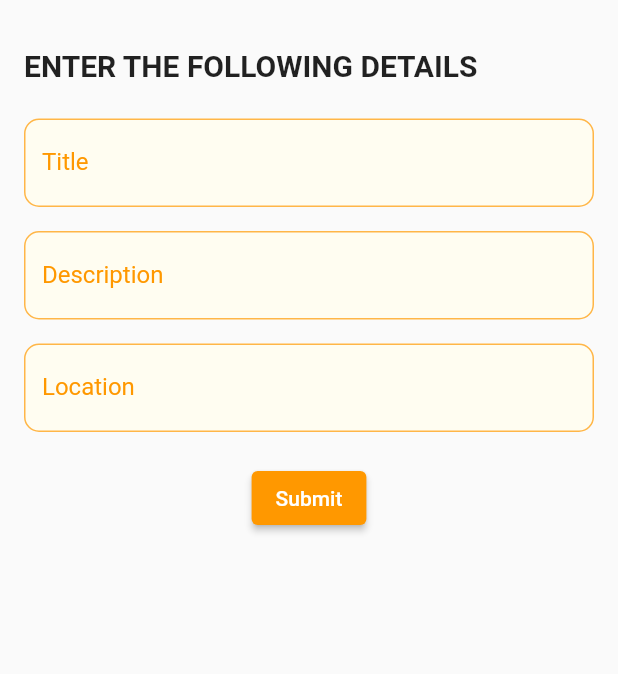
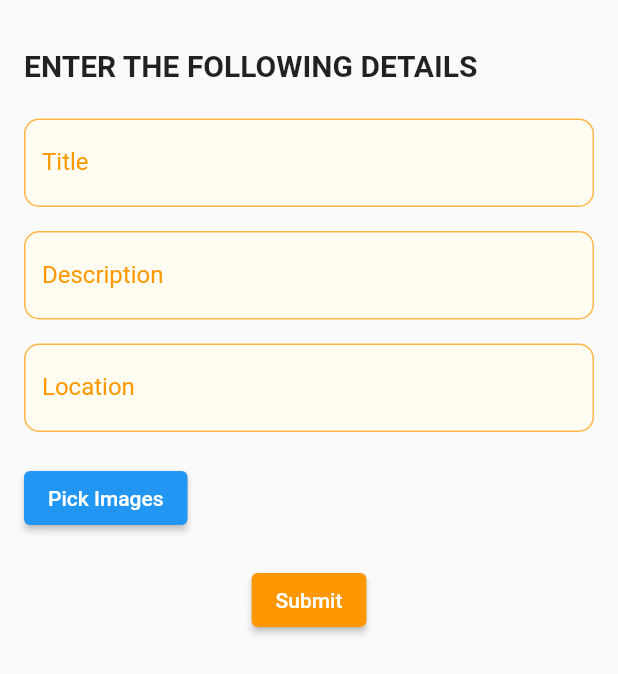
Before and after one commit to widejoy/make-a-ton, a Flutter app: the CreatePostScreen screen opened directly, after a tap on "Submit", on a phone screen of 412 x 824 dp. Shown: the top 674 px of the screen. Run offline on Flutter 3.47's test engine with Material 2 defaults, Android fonts, the light colour scheme and no system bars; our stand-ins replace cloud_firestore, firebase_auth, firebase_core, firebase_storage, image_picker, share; accounts and stored records are empty.

Commit message:
added features

```diff
--- a/lib/screens/create_post_screen.dart
+++ b/lib/screens/create_post_screen.dart
@@ -1,6 +1,11 @@
+import 'dart:io';
+
+import 'package:cloud_firestore/cloud_firestore.dart';
+import 'package:firebase_auth/firebase_auth.dart';
 import 'package:flutter/material.dart';
 import 'package:image_picker/image_picker.dart';
 import 'package:my_project/widgets/custom_field.dart';
+import 'package:firebase_storage/firebase_storage.dart';
 
 class CreatePostScreen extends StatefulWidget {
   const CreatePostScreen({super.key});
@@ -10,15 +15,61 @@ class CreatePostScreen extends StatefulWidget {
 }
 
 class _CreatePostScreenState extends State<CreatePostScreen> {
+  @override
+  void initState() {
+    print(FirebaseAuth.instance.currentUser);
+    super.initState();
+  }
+
   final TextEditingController titleController = TextEditingController();
   final TextEditingController descriptionController = TextEditingController();
   final TextEditingController locationController = TextEditingController();
   final ImagePicker _picker = ImagePicker();
+  List<XFile>? selectedImages;
+  final User? user = FirebaseAuth.instance.currentUser;
+
+  List<Widget> imageWidgets = [];
+
+  Future<void> pickImage() async {
+    final List<XFile> pickedImages = await _picker.pickMultiImage();
+
+    setState(() {
+      selectedImages = pickedImages;
+      imageWidgets = selectedImages!
+          .map((XFile image) => Image.file(File(image.path)))
+          .toList();
+    });
+  }
+
+  Future<void> onPressed() async {
+    final String uid = user!.uid;
+
+    final post = {
+      'timestamp': FieldValue.serverTimestamp(),
+      'title': titleController.text,
+      'description': descriptionController.text,
+      'location': locationController.text,
+      'uid': uid,
+    };
+
+    final DocumentReference postRef =
+        await FirebaseFirestore.instance.collection('posts').add(post);
+    for (var image in selectedImages!) {
+      final String postID = postRef.id;
+      final Reference storageRef = FirebaseStorage.instance
+          .ref()
+          .child('posts/$postID/${image.path.split('/').last}');
+      final UploadTask uploadTask = storageRef.putFile(File(image.path));
+
+      await uploadTask.whenComplete(() => print('Image uploaded'));
+    }
+  }
 
   @override
   Widget build(BuildContext context) {
     return Scaffold(
-      body: Padding(
+      body: SingleChildScrollView(
+        child: Padding(
           padding: const EdgeInsets.all(16.0),
           child: Column(
             crossAxisAlignment: CrossAxisAlignment.start,
@@ -39,9 +90,24 @@ class _CreatePostScreenState extends State<CreatePostScreen> {
               const SizedBox(height: 16),
               customField(locationController, 'Location'),
               const SizedBox(height: 20),
+              ElevatedButton(
+                onPressed: pickImage,
+                style: ButtonStyle(
+                  backgroundColor: MaterialStateProperty.all(Colors.blue),
+                ),
+                child: const Text(
+                  'Pick Images',
+                  style: TextStyle(color: Colors.white),
+                ),
+              ),
+              if (selectedImages != null)
+                Column(
+                  children: imageWidgets,
+                ),
+              const SizedBox(height: 20),
               Center(
                 child: ElevatedButton(
-                onPressed: () {},
+                  onPressed: onPressed,
                   style: ButtonStyle(
                     backgroundColor: MaterialStateProperty.all(Colors.orange),
                   ),
@@ -54,6 +120,7 @@ class _CreatePostScreenState extends State<CreatePostScreen> {
             ],
           ),
         ),
+      ),
     );
   }
 }
--- a/pubspec.yaml
+++ b/pubspec.yaml
@@ -39,6 +39,7 @@ dependencies:
   share: ^2.0.4
   firebase_auth: ^4.12.1
   image_picker: ^1.0.4
+  firebase_storage: ^11.4.1
 
 dev_dependencies:
   flutter_test:
```
Also changed, not shown: lib/screens/login_screen.dart (deleted), pubspec.lock, 4 other files. Lines whose indentation alone changed are shown as unchanged.
